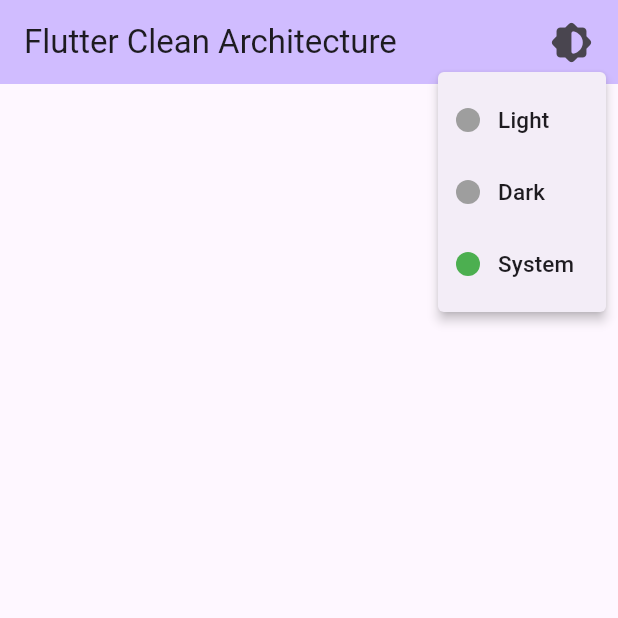
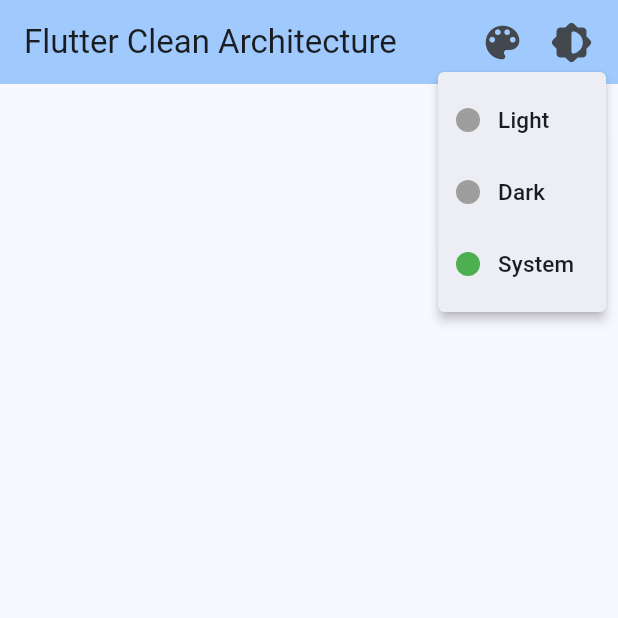
Before and after one commit to guizot/flutter_clean_architecture_boilerplate, a Flutter app: the screen it shows after launch, after a tap on the "brightness medium" icon, on a phone screen of 412 x 824 dp, the top half of it. Run offline on Flutter 3.47's test engine with Material 3 defaults, Android fonts, the phone set to English and light mode, and no system bars; our stand-ins replace equatable, flutter_bloc, get_it, shared_preferences.

Commit message:
Implement Theme mode and Theme color

```diff
--- a/lib/data/utils/shared_preferences_values.dart
+++ b/lib/data/utils/shared_preferences_values.dart
@@ -1,5 +1,6 @@
 class SharedPreferencesValues {
 
   static const String currentTheme = 'current_theme';
+  static const String currentColor = 'current_color';
 
 }
--- a/lib/main.dart
+++ b/lib/main.dart
@@ -22,19 +22,6 @@
 class MainApp extends StatelessWidget {
   const MainApp({super.key});
 
-  ThemeMode currentThemeMode(ThemeService notifier) {
-    switch(notifier.themeMode) {
-      case ThemeServiceValues.light:
-        return ThemeMode.light;
-      case ThemeServiceValues.dark:
-        return ThemeMode.dark;
-      case ThemeServiceValues.system:
-        return ThemeMode.system;
-      default:
-        return ThemeMode.system;
-    }
-  }
-
   @override
   Widget build(BuildContext context) {
     return MultiProvider(
@@ -49,12 +36,13 @@
             title: 'Flutter Demo',
             debugShowCheckedModeBanner: false,
             onGenerateRoute: Routes.generate,
-            theme: ThemeData.light(),
-            darkTheme: ThemeData.dark(),
-            themeMode: currentThemeMode(notifier),
-            //   theme: notifier.isDark ? ThemeData.dark() : ThemeData.light()
+            theme: notifier.currentThemeColor(ThemeServiceValues.light),
+            darkTheme: notifier.currentThemeColor(ThemeServiceValues.dark),
+            themeMode: notifier.currentThemeMode(),
           );
         },
       ),
     );
-  }}
+  }
+
+}
--- a/lib/presentation/core/services/theme_service.dart
+++ b/lib/presentation/core/services/theme_service.dart
@@ -8,6 +8,7 @@
   final SharedPreferenceDataSource sharedPreferenceDataSource;
   ThemeService({required this.sharedPreferenceDataSource}) {
     _themeMode = ThemeServiceValues.system;
+    _colorSeed = ThemeServiceValues.colorBlue;
     getPreferences();
   }
 
@@ -20,12 +21,72 @@
     notifyListeners();
   }
 
+  late String _colorSeed;
+  String get colorSeed => _colorSeed;
+
+  set colorSeed(String value) {
+    _colorSeed = value;
+    sharedPreferenceDataSource.setString(SharedPreferencesValues.currentColor, value);
+    notifyListeners();
+  }
+
   getPreferences() async {
     _themeMode = await sharedPreferenceDataSource.getString(SharedPreferencesValues.currentTheme);
     if(_themeMode == "") {
       themeMode = ThemeServiceValues.system;
     }
+    _colorSeed = await sharedPreferenceDataSource.getString(SharedPreferencesValues.currentColor);
+    if(_colorSeed == "") {
+      colorSeed = ThemeServiceValues.colorBlue;
+    }
     notifyListeners();
   }
 
+  ThemeMode currentThemeMode() {
+    switch(themeMode) {
+      case ThemeServiceValues.light:
+        return ThemeMode.light;
+      case ThemeServiceValues.dark:
+        return ThemeMode.dark;
+      case ThemeServiceValues.system:
+        return ThemeMode.system;
+      default:
+        return ThemeMode.system;
+    }
+  }
+
+  ThemeData currentThemeColor(String brightness) {
+    Map<String, ThemeData> themeObject = {};
+    for (int i = 0; i < ThemeServiceValues.colorString.length; i++) {
+      themeObject[ThemeServiceValues.colorString[i]] = getThemeData(brightness, ThemeServiceValues.colorString[i]);
+    }
+    return themeObject[colorSeed]!;
+  }
+
+  ThemeData getThemeData(String brightness, String color) {
+
+    Brightness brightnessTheme;
+    switch(brightness) {
+      case ThemeServiceValues.light:
+        brightnessTheme = Brightness.light;
+      case ThemeServiceValues.dark:
+        brightnessTheme = Brightness.dark;
+      default:
+        brightnessTheme = Brightness.light;
+    }
+
+    Color colorTheme;
+    Map<String, Color> colorObject = {};
+    for (int i = 0; i < ThemeServiceValues.colorString.length; i++) {
+      colorObject[ThemeServiceValues.colorString[i]] = ThemeServiceValues.colorValue[i];
+    }
+    colorTheme = colorObject[color]!;
+
+    return ThemeData(
+      useMaterial3: true,
+      colorSchemeSeed: colorTheme,
+      brightness: brightnessTheme,
+    );
+  }
+
 }
--- a/lib/presentation/core/utils/theme_service_values.dart
+++ b/lib/presentation/core/utils/theme_service_values.dart
@@ -1,7 +1,18 @@
+import 'package:flutter/material.dart';
+
 class ThemeServiceValues {
 
   static const String light = 'Light';
   static const String dark = 'Dark';
   static const String system = 'System';
 
+  static const String colorRed = 'Red';
+  static const String colorGreen = 'Green';
+  static const String colorBlue = 'Blue';
+  static const String colorOrange = 'Orange';
+  static const String colorPurple = 'Purple';
+
+  static const List<String> colorString = [colorRed, colorGreen, colorBlue, colorOrange, colorPurple];
+  static const List<Color> colorValue = [Colors.red, Colors.green, Colors.blue, Colors.orange, Colors.purple];
+
 }
--- a/lib/presentation/pages/home/cubit/home_cubit.dart
+++ b/lib/presentation/pages/home/cubit/home_cubit.dart
@@ -14,4 +14,9 @@
     notifier.themeMode = theme;
   }
 
+  /// TOGGLE THEME
+  void toggleColor(ThemeService notifier, String color) {
+    notifier.colorSeed = color;
+  }
+
 }
```
Also changed, not shown: lib/presentation/pages/home/home.dart (+47 -0 lines).
